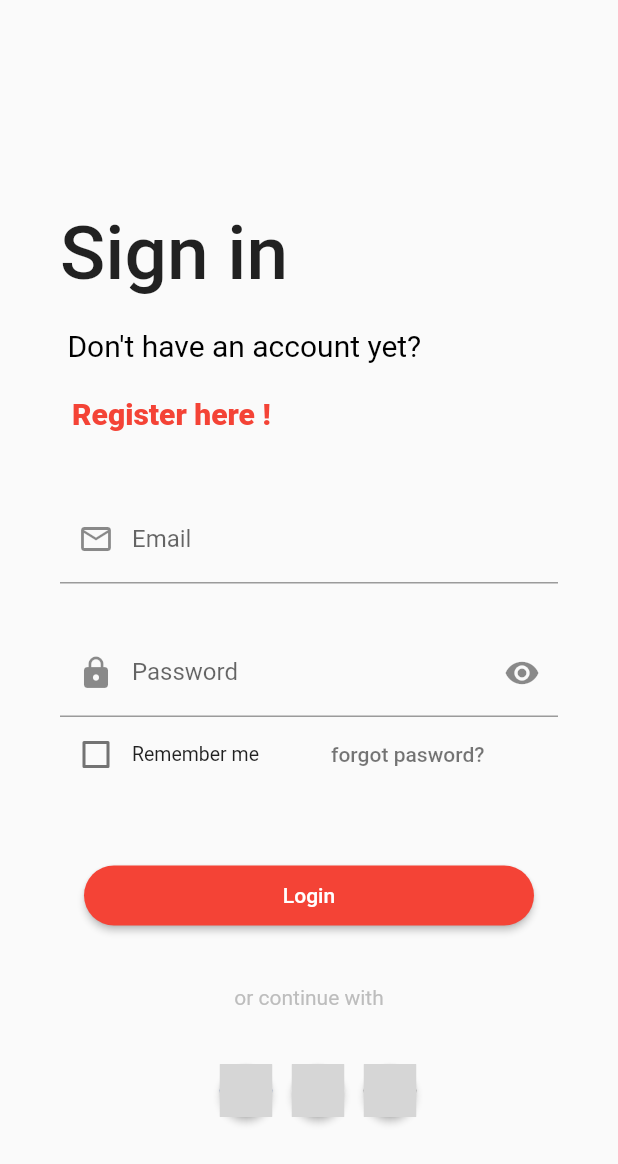
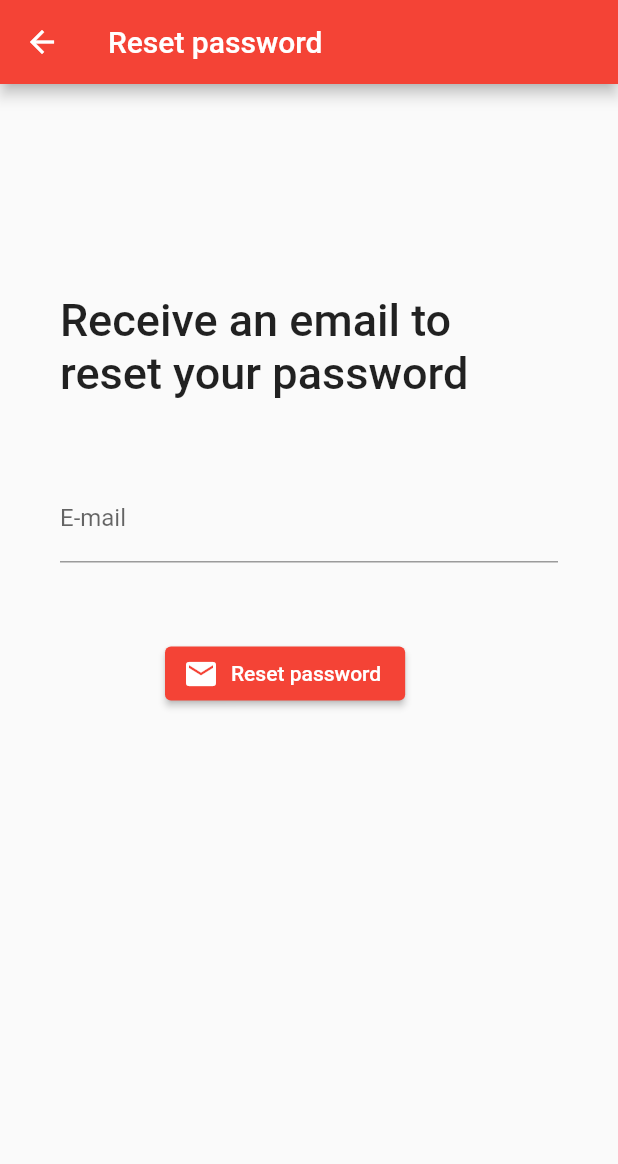
Before and after one commit to MUDITJAIN2/form-creater-app, a Flutter app: the MySignin screen opened directly, after a tap on "forgot pasword?", on a phone screen of 412 x 824 dp. Shown: the top 1164 px of the screen. Run offline on Flutter 3.47's test engine with Material 2 defaults, Android fonts, the phone set to English and light mode, and no system bars; our stand-ins replace flutter_signin_button; grey boxes are pictures that could not be loaded.

Commit message:
forgot password

```diff
--- a/lib/Signin.dart
+++ b/lib/Signin.dart
@@ -1,7 +1,8 @@
-import 'dart:ui';
+
 import 'package:flutter_signin_button/flutter_signin_button.dart';
 import 'package:flutter/material.dart';
 import 'package:ieee_forms/Signup.dart';
+import 'package:ieee_forms/forgot-password.dart';
 
 class MySignin extends StatefulWidget {
   const MySignin({super.key});
@@ -55,7 +56,8 @@ class _MySigninState extends State<MySignin> {
                     onPressed: () {
                       Navigator.push(
                           context,
-                          MaterialPageRoute( builder: (context) => const MySignup()));
+                          MaterialPageRoute(
+                              builder: (context) => const MySignup()));
                     },
                     child: Text('Register here !',
                         style: TextStyle(
@@ -107,7 +109,13 @@ class _MySigninState extends State<MySignin> {
                 width: 40.0,
               ),
               TextButton(
-                  onPressed: (() {}),
+                  onPressed: (() {
+                    Navigator.push(
+                        context,
+                        MaterialPageRoute(
+                            builder: (context) => const password()));
+                  }
+                  ),
                   child: Text(
                     'forgot pasword?',
                     style: TextStyle(color: Colors.black54),
--- a/lib/Signup.dart
+++ b/lib/Signup.dart
@@ -72,7 +72,8 @@ class _MySignupState extends State<MySignup> {
                             fontWeight: FontWeight.w800, fontSize: 20)),
                   )
                 ],
-              )),
+              )
+              ),
 
           SizedBox(
             height: 30.0,
--- /dev/null
+++ b/lib/forgot-password.dart
@@ -0,0 +1,67 @@
+import 'package:flutter/material.dart';
+
+class password extends StatefulWidget {
+  const password({super.key});
+
+  @override
+  State<password> createState() => _passwordState();
+}
+
+class _passwordState extends State<password> {
+  final emailController = TextEditingController();
+  final auth = FirebaseAuth.instance;
+  @override
+  Widget build(BuildContext context) {
+    return Scaffold(
+        appBar: AppBar(
+          title: Text('Reset password'),
+        ),
+        resizeToAvoidBottomInset: false,
+        body: Padding(
+            padding: const EdgeInsets.all(40.0),
+            child: Column(children: [
+              SizedBox(
+                height: 100.0,
+              ),
+              Container(
+                child: Text(
+                  'Receive an email to reset your password',
+                  style: TextStyle(fontSize: 30, fontWeight: FontWeight.w500),
+                ),
+              ),
+              SizedBox(
+                height: 50,
+              ),
+              TextFormField(
+                controller: emailController,
+                decoration: InputDecoration(
+                  hintText: 'Enter your email',
+                  labelText: 'E-mail',
+                ),
+              ),
+              SizedBox(
+                height: 50,
+              ),
+              Container(
+                child: Row(
+                  children: [
+                    Padding(
+                      padding: const EdgeInsets.only(left: 70),
+                      child: ElevatedButton.icon(
+                          onPressed: (() {
+                            auth.sendPasswordResetEmail(email: emailController.text.toString()).then((value) {
+                              Utils().toastMessage(
+                                  'we have send you an E-mail to recover password,please check your e-mail');
+                            }).onError((error, stackTrace) {
+                              Utils().toastMessage(error.toString());
+                            });
+                          }),
+                          icon: Icon(Icons.email),
+                          label: Text('Reset password')),
+                    ),
+                  ],
+                ),
+              )
+            ])));
+  }
+}
--- a/lib/main.dart
+++ b/lib/main.dart
@@ -1,6 +1,7 @@
 import 'package:flutter/material.dart';
 import 'package:ieee_forms/Signin.dart';
 import 'package:ieee_forms/Signup.dart';
+import 'package:ieee_forms/forgot-password.dart';
 void main() {
   runApp( const Loginpage());
 }
```
